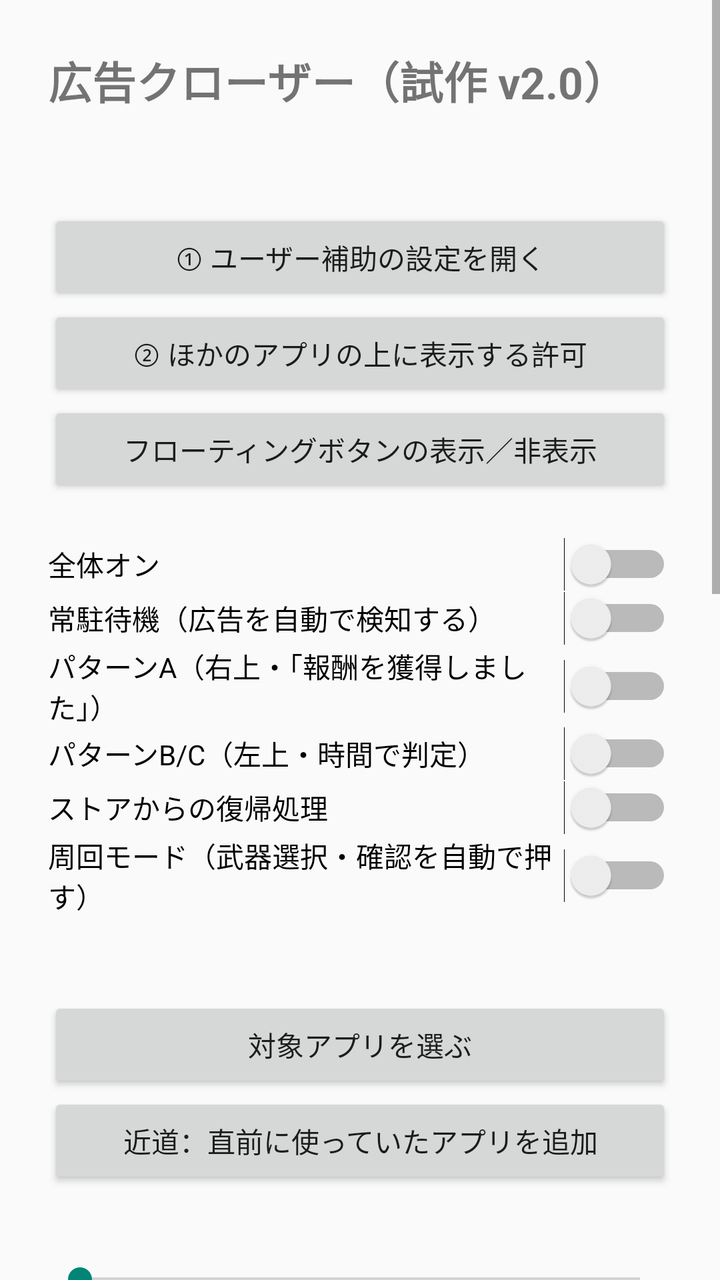
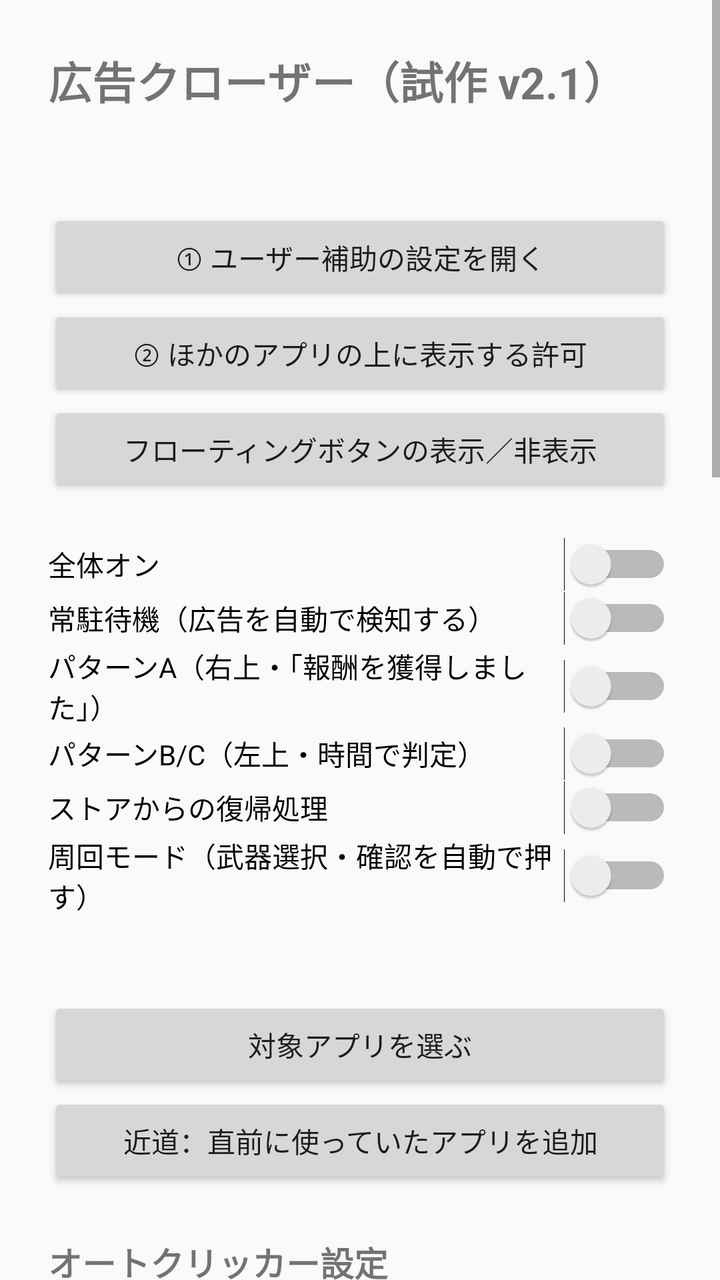

Screens rendered from an Android XML layout before and after an edit, with the pre-edit source and the edit as a unified diff.
<!-- AndroidManifest.xml: application theme android:Theme.Material.Light -->
<!-- res/layout/activity_main.xml -->
<?xml version="1.0" encoding="utf-8"?>
<ScrollView xmlns:android="http://schemas.android.com/apk/res/android"
    android:layout_width="match_parent"
    android:layout_height="match_parent">

    <LinearLayout
        android:layout_width="match_parent"
        android:layout_height="wrap_content"
        android:orientation="vertical"
        android:padding="24dp">

        <TextView
            android:layout_width="wrap_content"
            android:layout_height="wrap_content"
            android:text="広告クローザー（試作 v2.0）"
            android:textSize="22sp"
            android:textStyle="bold" />

        <TextView
            android:id="@+id/statusText"
            android:layout_width="match_parent"
            android:layout_height="wrap_content"
            android:layout_marginTop="12dp"
            android:textSize="15sp" />

        <Button
            android:id="@+id/btnAccessibility"
            android:layout_width="match_parent"
            android:layout_height="wrap_content"
            android:layout_marginTop="16dp"
            android:text="① ユーザー補助の設定を開く" />

        <Button
            android:id="@+id/btnOverlayPerm"
            android:layout_width="match_parent"
            android:layout_height="wrap_content"
            android:text="② ほかのアプリの上に表示する許可" />

        <Button
            android:id="@+id/btnOverlayToggle"
            android:layout_width="match_parent"
            android:layout_height="wrap_content"
            android:text="フローティングボタンの表示／非表示" />

        <Switch
            android:id="@+id/swMaster"
            android:layout_width="match_parent"
            android:layout_height="wrap_content"
            android:layout_marginTop="20dp"
            android:text="全体オン" />

        <Switch
            android:id="@+id/swResident"
            android:layout_width="match_parent"
            android:layout_height="wrap_content"
            android:text="常駐待機（広告を自動で検知する）" />

        <Switch
            android:id="@+id/swPatternA"
            android:layout_width="match_parent"
            android:layout_height="wrap_content"
            android:text="パターンA（右上・「報酬を獲得しました」）" />

        <Switch
            android:id="@+id/swPatternB"
            android:layout_width="match_parent"
            android:layout_height="wrap_content"
            android:text="パターンB/C（左上・時間で判定）" />

        <Switch
            android:id="@+id/swStore"
            android:layout_width="match_parent"
            android:layout_height="wrap_content"
            android:text="ストアからの復帰処理" />

        <Switch
            android:id="@+id/swFarm"
            android:layout_width="match_parent"
            android:layout_height="wrap_content"
            android:text="周回モード（武器選択・確認を自動で押す）" />

        <TextView
            android:id="@+id/targetsText"
            android:layout_width="match_parent"
            android:layout_height="wrap_content"
            android:layout_marginTop="20dp"
            android:textSize="15sp" />

        <Button
            android:id="@+id/btnPickTargets"
            android:layout_width="match_parent"
            android:layout_height="wrap_content"
            android:text="対象アプリを選ぶ" />

        <Button
            android:id="@+id/btnAddLast"
            android:layout_width="match_parent"
            android:layout_height="wrap_content"
            android:text="近道：直前に使っていたアプリを追加" />

        <TextView
            android:id="@+id/guardLabel"
            android:layout_width="match_parent"
            android:layout_height="wrap_content"
            android:layout_marginTop="16dp"
            android:textSize="15sp" />

        <SeekBar
            android:id="@+id/seekGuard"
            android:layout_width="match_parent"
            android:layout_height="wrap_content"
            android:max="50" />

        <TextView
            android:layout_width="match_parent"
            android:layout_height="wrap_content"
            android:layout_marginTop="16dp"
            android:text="使い方：①と②を設定したら、セルサバイバーで広告を見るだけです。常駐待機が広告を検知して、終わったら×を押します。検知できないときは、フローティングボタンの「広告開始」を広告を始めるタイミングで押してください。\n\n安全のため、広告処理で押す場所は画面の隅（右上・左上・ストアの×）だけに限定しています。\n\n対象アプリ（v2.0〜）：広告を閉じる対象は、セルサバイバー＋「対象アプリを選ぶ」でチェックしたアプリだけです。一度チェックすれば保存され、次回からそのまま動きます。「近道」ボタンは、直前に開いていたアプリをそのまま対象に追加します。周回モードはセルサバイバー専用で、広がりません。

周回モード（v0.8〜）：オンの間だけ、セルサバイバーの周回中に止まる画面を色で判別して自動で押します。戦闘中は敵の移動速度が×2になっていない時だけ、左上のアイコンを押して×2にします。対象は「ステータス強化（いちばん強い色のカード。同色は真ん中優先）」「ルーレットの確認→空白をタップ」「勝利の確認」だけです。ステージ選択では何も押さず、バトル開始は手動のままです。フローティングボタンの「周回開始／周回停止」からも切り替えできます。"
            android:textSize="14sp" />

        <TextView
            android:layout_width="wrap_content"
            android:layout_height="wrap_content"
            android:layout_marginTop="24dp"
            android:text="動作ログ"
            android:textSize="17sp"
            android:textStyle="bold" />

        <Button
            android:id="@+id/btnRefreshLog"
            android:layout_width="match_parent"
            android:layout_height="wrap_content"
            android:text="ログを更新" />

        <Button
            android:id="@+id/btnClearLog"
            android:layout_width="match_parent"
            android:layout_height="wrap_content"
            android:text="ログを消す" />

        <TextView
            android:id="@+id/logText"
            android:layout_width="match_parent"
            android:layout_height="wrap_content"
            android:layout_marginTop="8dp"
            android:fontFamily="monospace"
            android:textSize="12sp" />

    </LinearLayout>
</ScrollView>
<!-- resources referenced by this layout -->
<resources>

</resources>

<!-- the commit's change to res/layout/activity_main.xml (unified diff, before → after) -->
@@ -12,7 +12,7 @@
         <TextView
             android:layout_width="wrap_content"
             android:layout_height="wrap_content"
-            android:text="広告クローザー（試作 v2.0）"
+            android:text="広告クローザー（試作 v2.1）"
             android:textSize="22sp"
             android:textStyle="bold" />
 
@@ -97,6 +97,65 @@
             android:layout_width="match_parent"
             android:layout_height="wrap_content"
             android:text="近道：直前に使っていたアプリを追加" />
+
+        <TextView
+            android:layout_width="wrap_content"
+            android:layout_height="wrap_content"
+            android:layout_marginTop="24dp"
+            android:text="オートクリッカー設定"
+            android:textSize="17sp"
+            android:textStyle="bold" />
+
+        <TextView
+            android:layout_width="match_parent"
+            android:layout_height="wrap_content"
+            android:textSize="14sp"
+            android:text="マト（連打する場所）はフローティングボタンの「連打の場所指定」から出してドラッグで合わせます。位置は保存されます。連打中はマトがタップを邪魔しないよう自動で素通り状態になります。" />
+
+        <Switch
+            android:id="@+id/swClickerMode"
+            android:layout_width="match_parent"
+            android:layout_height="wrap_content"
+            android:layout_marginTop="8dp"
+            android:text="指定方法：回/秒で指定（オフにすると間隔msで指定）" />
+
+        <TextView
+            android:id="@+id/clickerLabel"
+            android:layout_width="match_parent"
+            android:layout_height="wrap_content"
+            android:layout_marginTop="8dp"
+            android:textSize="15sp" />
+
+        <SeekBar
+            android:id="@+id/seekClicker"
+            android:layout_width="match_parent"
+            android:layout_height="wrap_content" />
+
+        <TextView
+            android:id="@+id/jitterLabel"
+            android:layout_width="match_parent"
+            android:layout_height="wrap_content"
+            android:layout_marginTop="8dp"
+            android:textSize="15sp" />
+
+        <SeekBar
+            android:id="@+id/seekJitter"
+            android:layout_width="match_parent"
+            android:layout_height="wrap_content"
+            android:max="50" />
+
+        <TextView
+            android:id="@+id/limitLabel"
+            android:layout_width="match_parent"
+            android:layout_height="wrap_content"
+            android:layout_marginTop="8dp"
+            android:textSize="15sp" />
+
+        <SeekBar
+            android:id="@+id/seekLimit"
+            android:layout_width="match_parent"
+            android:layout_height="wrap_content"
+            android:max="60" />
 
         <TextView
             android:id="@+id/guardLabel"
